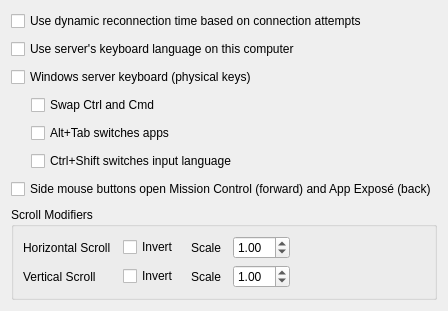
boymep/deskflow, file src/lib/gui/dialogs/ClientConfigDialog.ui: the form before one commit.
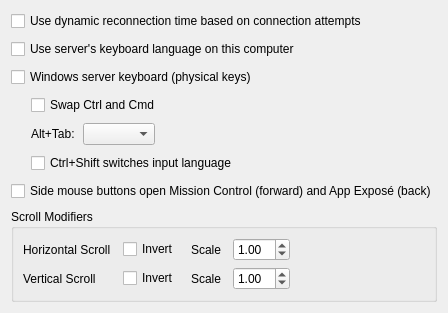
The form after the commit.

Commit message: feat(client): open a built-in window switcher on remote Alt+Tab

```diff
--- a/src/lib/gui/dialogs/ClientConfigDialog.ui
+++ b/src/lib/gui/dialogs/ClientConfigDialog.ui
@@ -74,14 +74,35 @@
       </spacer>
      </item>
      <item>
-      <widget class="QCheckBox" name="cbAltTab">
-       <property name="toolTip">
-        <string>Server Alt+Tab opens the macOS app switcher (Command+Tab). Command stays held while Alt is held, so the switcher shortcuts (arrows, Q, H) work. Needs the Windows server keyboard.</string>
-       </property>
-       <property name="text">
-        <string>Alt+Tab switches apps</string>
-       </property>
-      </widget>
+      <layout class="QHBoxLayout" name="layoutAltTab">
+       <property name="spacing"><number>8</number></property>
+       <item>
+        <widget class="QLabel" name="lblAltTabMode">
+         <property name="text">
+          <string>Alt+Tab:</string>
+         </property>
+         <property name="buddy">
+          <cstring>cbAltTabMode</cstring>
+         </property>
+        </widget>
+       </item>
+       <item>
+        <widget class="QComboBox" name="cbAltTabMode">
+         <property name="toolTip">
+          <string>What server Alt+Tab does on this Mac. Window switcher: a Windows-style list of open windows, Alt+Tab and Alt+Shift+Tab (or arrows) move the selection, releasing Alt switches, Esc cancels; needs Accessibility permission. macOS app switcher: Command+Tab. Option+Tab: passed through for third-party switchers. Needs the Windows server keyboard.</string>
+         </property>
+         <property name="sizeAdjustPolicy">
+          <enum>QComboBox::SizeAdjustPolicy::AdjustToContents</enum>
+         </property>
+        </widget>
+       </item>
+       <item>
+        <spacer name="spacerAltTab">
+         <property name="orientation"><enum>Qt::Orientation::Horizontal</enum></property>
+         <property name="sizeHint" stdset="0"><size><width>0</width><height>0</height></size></property>
+        </spacer>
+       </item>
+      </layout>
      </item>
      <item>
       <spacer name="indent_cbCtrlShift">
```
The commit also changes 17 other files.
